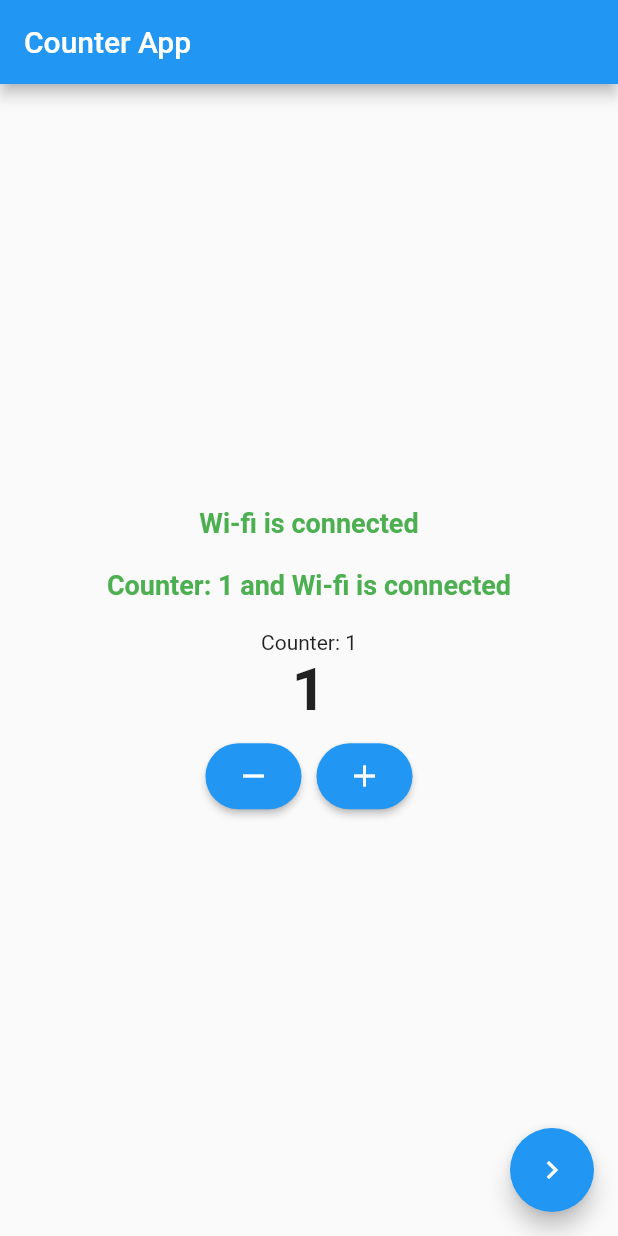
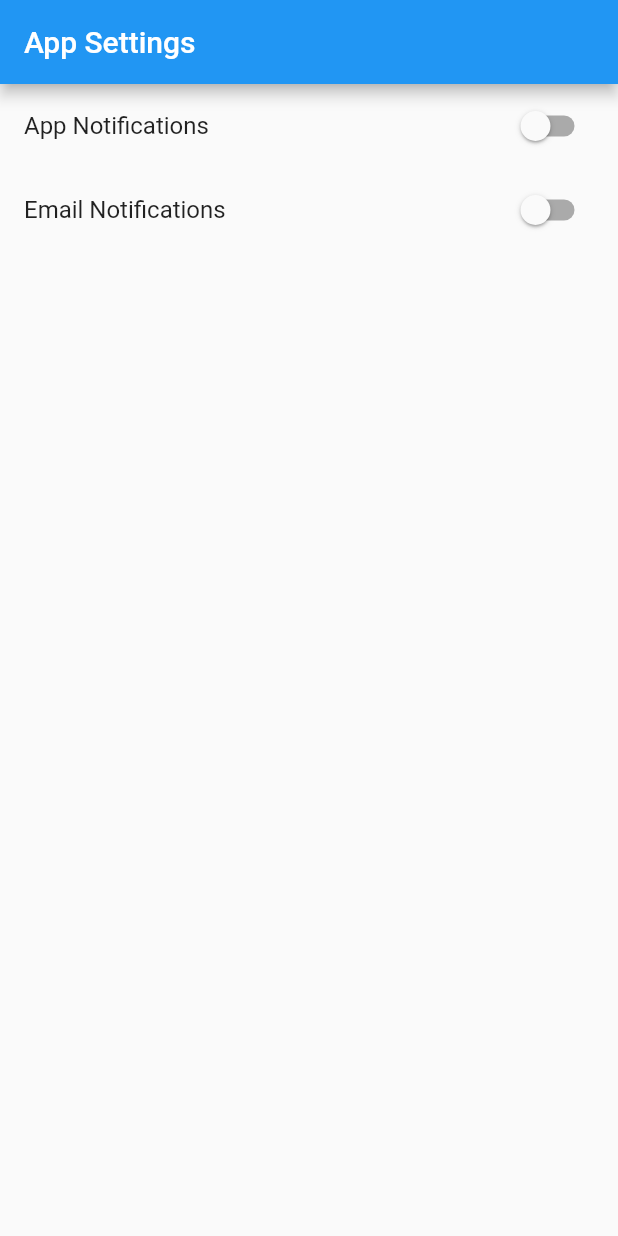
Before and after one commit to Atuoha/flutter_bloc_dive, a Flutter app: the screen it shows after launch, on a phone screen of 412 x 824 dp. Run offline on Flutter 3.47's test engine with Material 2 defaults, Android fonts, the phone set to English and light mode, and no system bars; our stand-ins replace bloc, connectivity_plus, equatable, flutter_bloc.

Commit message:
more diving

```diff
--- /dev/null
+++ b/lib/business_logic/cubits/settings_cubit.dart
@@ -0,0 +1,23 @@
+import 'package:bloc/bloc.dart';
+import 'package:equatable/equatable.dart';
+// import 'package:meta/meta.dart';
+
+part 'settings_state.dart';
+
+class SettingsCubit extends Cubit<SettingsState> {
+  SettingsCubit()
+      : super(
+          SettingsState(
+            appNotifications: false,
+            emailNotifications: false,
+          ),
+        );
+
+  void toggleAppNotifications(bool newValue) {
+    emit(state.copyWith(appNotifications: newValue));
+  }
+
+  void toggleEmailNotifications(bool newValue) {
+    emit(state.copyWith(emailNotifications: newValue));
+  }
+}
--- /dev/null
+++ b/lib/business_logic/cubits/settings_state.dart
@@ -0,0 +1,24 @@
+part of 'settings_cubit.dart';
+
+class SettingsState extends Equatable{
+  final bool emailNotifications;
+  final bool appNotifications;
+
+  SettingsState({
+    required this.emailNotifications,
+    required this.appNotifications,
+  });
+
+  SettingsState copyWith({appNotifications, emailNotifications}) {
+    return SettingsState(
+      emailNotifications: emailNotifications ?? this.emailNotifications,
+      appNotifications: appNotifications ?? this.appNotifications,
+    );
+  }
+
+  @override
+  // TODO: implement props
+  List<Object?> get props => [emailNotifications,appNotifications];
+}
+
+// class SettingsInitial extends SettingsState {}
--- a/lib/cubit_counter.dart
+++ b/lib/cubit_counter.dart
@@ -8,7 +8,7 @@ import 'constants/enums.dart';
 
 class CounterScreen extends StatefulWidget {
   const CounterScreen({Key? key}) : super(key: key);
-  static const routeName = "/";
+  static const routeName = "/counter";
 
   @override
   State<CounterScreen> createState() => _CounterScreenState();
--- a/lib/main.dart
+++ b/lib/main.dart
@@ -1,5 +1,6 @@
 import 'package:connectivity_plus/connectivity_plus.dart';
 import 'package:diving_into_flutter_bloc/business_logic/cubits/internet_cubit.dart';
+import 'package:diving_into_flutter_bloc/business_logic/cubits/settings_cubit.dart';
 import 'package:diving_into_flutter_bloc/presentation/routing/app_routing.dart';
 import 'package:flutter/material.dart';
 import 'package:flutter_bloc/flutter_bloc.dart';
@@ -29,6 +30,9 @@ class MyApp extends StatelessWidget {
             connectivity: Connectivity(),
           ),
         ),
+        BlocProvider<SettingsCubit>(
+          create: (context) => SettingsCubit(),
+        ),
         BlocProvider<CounterCubit>(
           create: (context) => CounterCubit(
             internetCubit: BlocProvider.of<InternetCubit>(context),
--- a/lib/presentation/routing/app_routing.dart
+++ b/lib/presentation/routing/app_routing.dart
@@ -2,10 +2,16 @@ import 'package:diving_into_flutter_bloc/presentation/screens/screen2.dart';
 import 'package:diving_into_flutter_bloc/presentation/screens/screen3.dart';
 import 'package:flutter/material.dart';
 import '../../cubit_counter.dart';
+import '../screens/settings_screen.dart';
 
 class AppRoute {
   Route? onGenerateRoute(RouteSettings routeSettings) {
     switch (routeSettings.name) {
+      case SettingsScreen.routeName:
+        return MaterialPageRoute(
+          builder: (BuildContext context) => const SettingsScreen(),
+        );
+
       case CounterScreen.routeName:
         return MaterialPageRoute(
           builder: (BuildContext context) => const CounterScreen(),
--- /dev/null
+++ b/lib/presentation/screens/settings_screen.dart
@@ -0,0 +1,56 @@
+import 'package:flutter/material.dart';
+import 'package:flutter_bloc/flutter_bloc.dart';
+
+import '../../business_logic/cubits/settings_cubit.dart';
+
+class SettingsScreen extends StatefulWidget {
+  const SettingsScreen({Key? key}) : super(key: key);
+  static const routeName = "/";
+
+  @override
+  State<SettingsScreen> createState() => _SettingsScreenState();
+}
+
+class _SettingsScreenState extends State<SettingsScreen> {
+  @override
+  Widget build(BuildContext context) {
+    return Scaffold(
+        appBar: AppBar(
+          title: const Text('App Settings'),
+        ),
+        body: BlocListener<SettingsCubit, SettingsState>(
+          listener: (context, state) {
+            final notification = SnackBar(
+              backgroundColor: Theme.of(context).primaryColor,
+              duration: const  Duration(seconds: 4),
+              content: Text(
+                'App Notification: ${state.appNotifications} | Email Notification: ${state.emailNotifications}',
+              ),
+            );
+            ScaffoldMessenger.of(context).showSnackBar(notification);
+          },
+          child: BlocBuilder<SettingsCubit, SettingsState>(
+            builder: (context, state) {
+              return Column(
+                children: [
+                  SwitchListTile(
+                    title: const Text('App Notifications'),
+                    value: state.appNotifications,
+                    onChanged: (newValue) => context
+                        .read<SettingsCubit>()
+                        .toggleAppNotifications(newValue),
+                  ),
+                  SwitchListTile(
+                    title: const Text('Email Notifications'),
+                    value: state.emailNotifications,
+                    onChanged: (newValue) => context
+                        .read<SettingsCubit>()
+                        .toggleEmailNotifications(newValue),
+                  ),
+                ],
+              );
+            },
+          ),
+        ));
+  }
+}
```
